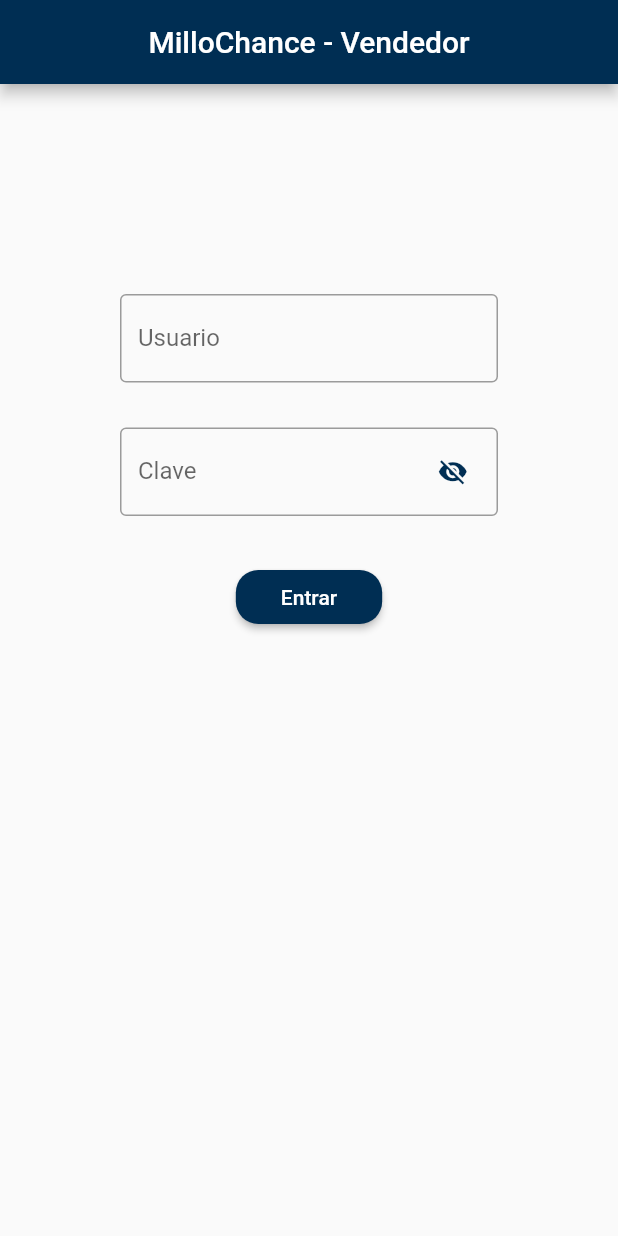
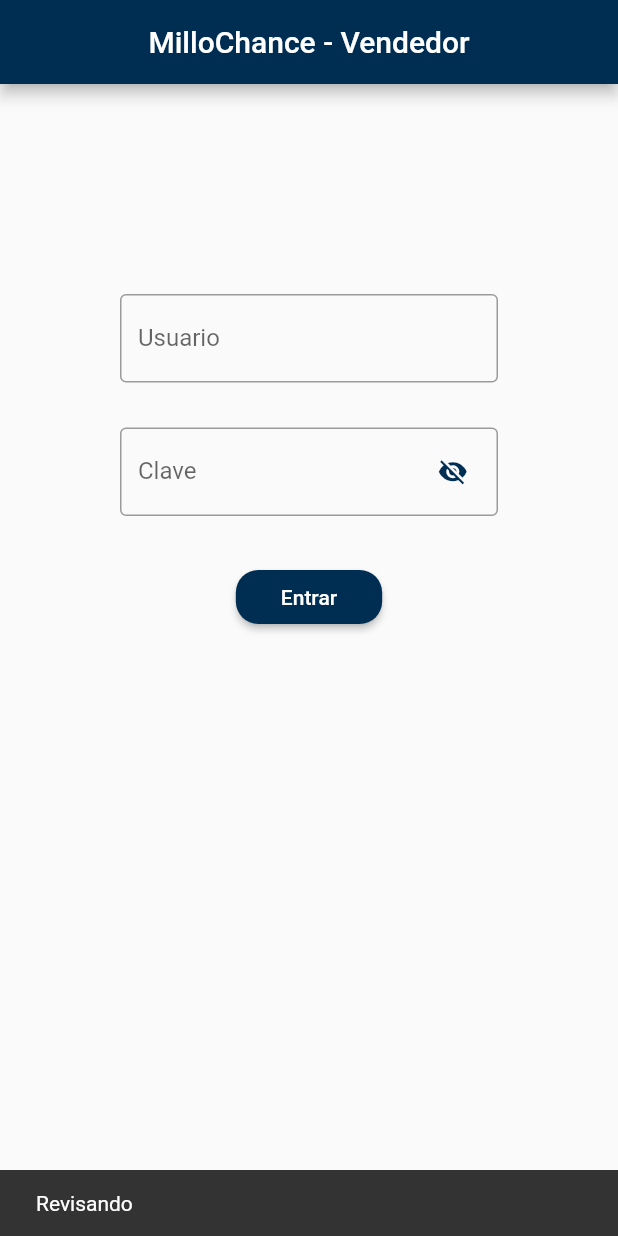
Before and after one commit to jumacDev/vendedor, a Flutter app: the screen it shows after launch, after a tap on "Entrar", on a phone screen of 412 x 824 dp. Run offline on Flutter 3.47's test engine with Material 2 defaults, Android fonts, the phone set to English and light mode, and no system bars; our stand-ins replace cloud_firestore, firebase_core; accounts and stored records are empty.

Commit message:
Firebase Connection login

```diff
--- a/lib/UI/Pages/login_page.dart
+++ b/lib/UI/Pages/login_page.dart
@@ -36,12 +36,20 @@ class _LoginPageState extends State<LoginPage> {
       QuerySnapshot usuario= await ref.get();
       print("Usuario a buscar");
       print(_userText.text);
+      print("Contraseña a buscar");
+      print(_passText.text);
       if (usuario.docs.length != 0){
         for (var cursor in usuario.docs){
           if(cursor.get('Nombre')==_userText.text){
             print("Usuario encontrado");
             if (cursor.get('Contrasena')==_passText.text){
               print("Credenciales correctas");
+              Navigator.pushAndRemoveUntil(
+                  context,
+                  MaterialPageRoute(
+                      builder: (context) => const MainView()),
+                      (route) => false
+              );
               login= true;
             }
           }else{
@@ -145,30 +153,31 @@ class _LoginPageState extends State<LoginPage> {
                   padding:
                       const EdgeInsets.symmetric(vertical: 10, horizontal: 30),
                   color: primarycolor,
+
                   onPressed: () {
 
                     validarDatos();
                     print(login);
+                    if (_formKey.currentState!.validate()) {
+                    // If the form is valid, display a snackbar. In the real world,
+                    // you'd often call a server or save the information in a database.
+                    ScaffoldMessenger.of(context).showSnackBar(
+                    const SnackBar(content: Text('Revisando')),
+                    );
 
-                    if(login == true){
+                    //if(login == true){
                       // if (_formKey.currentState!.validate()) {
                       // lógica de inicio de sesión aquí
 
 
-                      Navigator.push(context, MaterialPageRoute(builder: (context)=> const MainView()));
-                      //Navigator.pushAndRemoveUntil(
-                        //  context,
-                          //MaterialPageRoute(
-                           //   builder: (context) => const MainView()),
-                          //(route) => false
-                      //);
-                    }else{
-                      print("no se pudo iniciar sesion");
+
+                   // }else{
+                     // print("no se pudo iniciar sesion");
                       //reiniciando campos de inicio de sesión
-                    }
-                    //_userText.clear();
-                    //_passText.clear();
-                    //_formKey.currentState!.reset();
+                    };
+                    _userText.clear();
+                    _passText.clear();
+                    _formKey.currentState!.reset();
                   },
                   child: const Text(
                     'Entrar',
```
